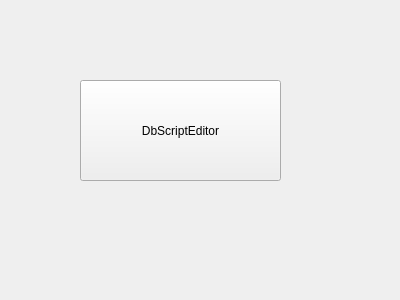
First picture: the form in src/NeoToolKits/UI/Form/DbScriptEditorPageForm.ui, repository JaneYih/QT_NeoToolKits, before the edit.
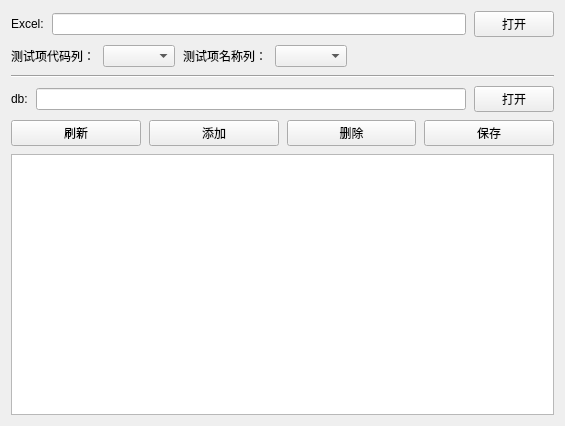
Second picture: the form after the edit.

What changed in the file:
```diff
--- a/src/NeoToolKits/UI/Form/DbScriptEditorPageForm.ui
+++ b/src/NeoToolKits/UI/Form/DbScriptEditorPageForm.ui
@@ -6,26 +6,147 @@
    <rect>
     <x>0</x>
     <y>0</y>
-    <width>400</width>
-    <height>300</height>
+    <width>565</width>
+    <height>426</height>
    </rect>
   </property>
   <property name="windowTitle">
    <string>Form</string>
   </property>
-  <widget class="QPushButton" name="pushButton">
-   <property name="geometry">
-    <rect>
-     <x>80</x>
-     <y>80</y>
-     <width>201</width>
-     <height>101</height>
-    </rect>
+  <layout class="QVBoxLayout" name="verticalLayout">
+   <property name="spacing">
+    <number>8</number>
    </property>
-   <property name="text">
-    <string>DbScriptEditor</string>
-   </property>
-  </widget>
+   <item>
+    <layout class="QHBoxLayout" name="horizontalLayout">
+     <item>
+      <widget class="QLabel" name="label_ExcelPath">
+       <property name="text">
+        <string>Excel:</string>
+       </property>
+      </widget>
+     </item>
+     <item>
+      <widget class="QLineEdit" name="lineEdit_ExcelPath">
+       <property name="readOnly">
+        <bool>true</bool>
+       </property>
+      </widget>
+     </item>
+     <item>
+      <widget class="QPushButton" name="btn_ExcelPath">
+       <property name="text">
+        <string>打开</string>
+       </property>
+      </widget>
+     </item>
+    </layout>
+   </item>
+   <item>
+    <layout class="QHBoxLayout" name="horizontalLayout_4">
+     <item>
+      <widget class="QLabel" name="label_testCodeCol">
+       <property name="text">
+        <string>测试项代码列：</string>
+       </property>
+      </widget>
+     </item>
+     <item>
+      <widget class="QComboBox" name="comboBox_testCodeCol"/>
+     </item>
+     <item>
+      <widget class="QLabel" name="label_testNameCol">
+       <property name="text">
+        <string>测试项名称列：</string>
+       </property>
+      </widget>
+     </item>
+     <item>
+      <widget class="QComboBox" name="comboBox_testNameCol"/>
+     </item>
+     <item>
+      <spacer name="horizontalSpacer">
+       <property name="orientation">
+        <enum>Qt::Horizontal</enum>
+       </property>
+       <property name="sizeHint" stdset="0">
+        <size>
+         <width>40</width>
+         <height>20</height>
+        </size>
+       </property>
+      </spacer>
+     </item>
+    </layout>
+   </item>
+   <item>
+    <widget class="Line" name="line">
+     <property name="orientation">
+      <enum>Qt::Horizontal</enum>
+     </property>
+    </widget>
+   </item>
+   <item>
+    <layout class="QHBoxLayout" name="horizontalLayout_2">
+     <item>
+      <widget class="QLabel" name="label_DBPath">
+       <property name="text">
+        <string>db:</string>
+       </property>
+      </widget>
+     </item>
+     <item>
+      <widget class="QLineEdit" name="lineEdit_DBPath">
+       <property name="readOnly">
+        <bool>true</bool>
+       </property>
+      </widget>
+     </item>
+     <item>
+      <widget class="QPushButton" name="btn_DBPath">
+       <property name="text">
+        <string>打开</string>
+       </property>
+      </widget>
+     </item>
+    </layout>
+   </item>
+   <item>
+    <layout class="QHBoxLayout" name="horizontalLayout_3">
+     <item>
+      <widget class="QPushButton" name="btn_refresh">
+       <property name="text">
+        <string>刷新</string>
+       </property>
+      </widget>
+     </item>
+     <item>
+      <widget class="QPushButton" name="btn_add">
+       <property name="text">
+        <string>添加</string>
+       </property>
+      </widget>
+     </item>
+     <item>
+      <widget class="QPushButton" name="btn_delete">
+       <property name="text">
+        <string>删除</string>
+       </property>
+      </widget>
+     </item>
+     <item>
+      <widget class="QPushButton" name="pushButton_2">
+       <property name="text">
+        <string>保存</string>
+       </property>
+      </widget>
+     </item>
+    </layout>
+   </item>
+   <item>
+    <widget class="QTableView" name="tableView_DBDataTable"/>
+   </item>
+  </layout>
  </widget>
  <resources/>
  <connections/>
```
